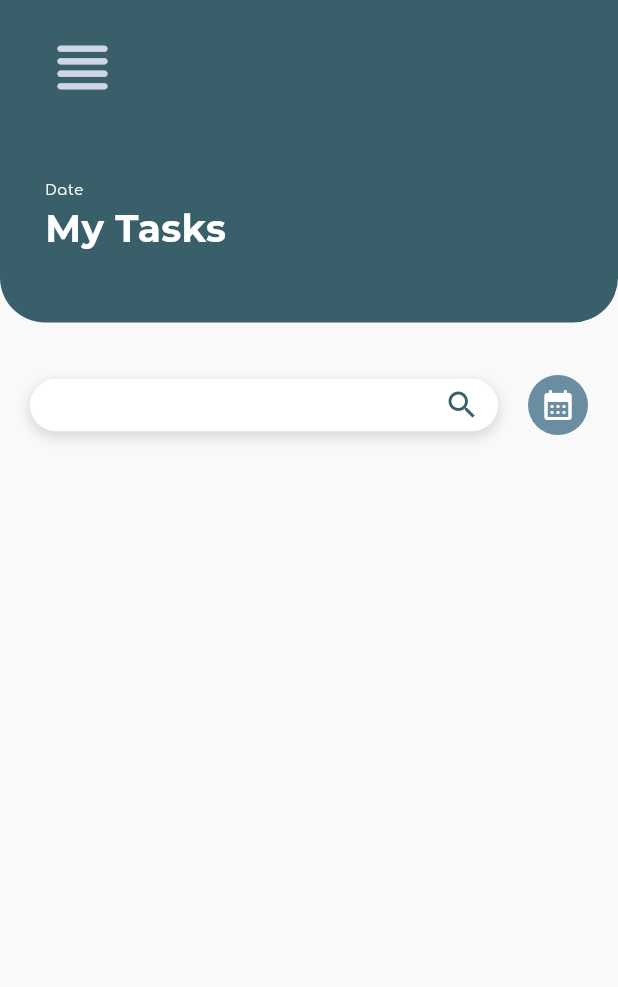
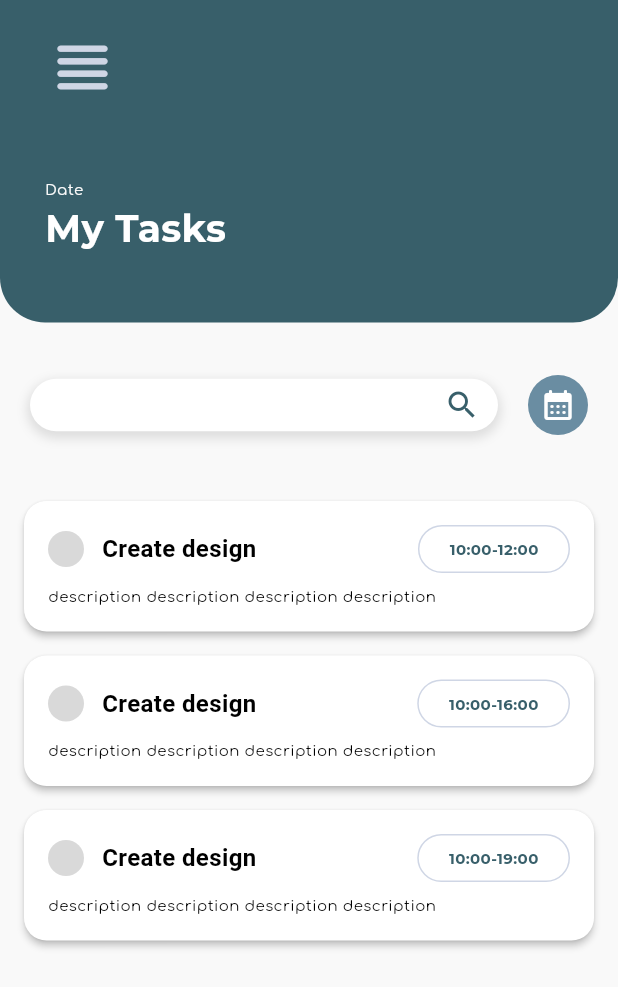
Before and after one commit to jjuulliiaas/tasker, a Flutter app: the screen it shows after launch, on a phone screen of 412 x 824 dp. Shown: the top 987 px of the screen. Run offline on Flutter 3.47's test engine with Material 3 defaults, Android fonts, the phone set to English and light mode, and no system bars; project files that could hold a hidden picture were left out.

Commit message:
- create classes 'TaskContainer' and 'TaskList' with ListView.builder - add object of ListView.builder to the home page

```diff
--- a/lib/screens/home.dart
+++ b/lib/screens/home.dart
@@ -3,6 +3,7 @@ import 'package:tasker/theme/colors.dart';
 import 'package:tasker/theme/styled_text.dart';
 import 'package:tasker/widgets/top_container.dart';
 import 'package:tasker/widgets/search_bar.dart' as custom;
+import '../widgets/task_list.dart';
 
 class HomePage extends StatelessWidget {
 
@@ -38,6 +39,8 @@ class HomePage extends StatelessWidget {
                 padding: const EdgeInsets.only(left: 30.0, top: 20.0)),
             SizedBox(height: 25),
             custom.CustomSearchBar(),
+            SizedBox(height: 10),
+            Expanded(child: TaskList()),
           ],
         ),
       ),
--- a/lib/theme/colors.dart
+++ b/lib/theme/colors.dart
@@ -11,5 +11,6 @@ class ColorsList {
   static const Color kAppBackground = Color(0xFFF9F9F9);
   static const Color kAuthBackground = Color(0xFFCFD6E5);
   static const Color kGrey = Color(0xFFD9D9D9);
+  static const Color kRed = Color(0xFF1BC1417);
 
 }
--- a/lib/theme/styled_text.dart
+++ b/lib/theme/styled_text.dart
@@ -22,6 +22,14 @@ class StyledText extends StatelessWidget {
     color: color,
   );
 
+  StyledText.accentLabel({required this.text, required Color color})
+      : style = TextStyle(
+    fontFamily: 'Montserrat',
+    fontSize: 12,
+    fontWeight: FontWeight.bold,
+    color: color,
+  );
+
   @override
   Widget build(BuildContext context) {
     return Text(text, style: style);
--- a/lib/widgets/search_bar.dart
+++ b/lib/widgets/search_bar.dart
@@ -26,10 +26,11 @@ class CustomSearchBar extends StatelessWidget {
                 ],
               ),
               child: TextField(
+                style: TextStyle(fontSize: 11),
                 controller: _controller,
                 decoration: InputDecoration(
                   border: InputBorder.none,
-                  contentPadding: EdgeInsets.symmetric(vertical: 15.0), // Вирівнює текст
+                  contentPadding: EdgeInsets.symmetric(vertical: 13.0, horizontal: 15.0),
                   suffixIcon: Icon(Icons.search, color: ColorsList.kDarkGreen),
                 ),
                 onChanged: (value) {
--- /dev/null
+++ b/lib/widgets/task_container.dart
@@ -0,0 +1,102 @@
+import 'package:flutter/material.dart';
+import 'package:tasker/theme/colors.dart';
+import 'package:tasker/theme/styled_text.dart';
+
+class TaskContainer extends StatelessWidget {
+  final String title;
+  final String time;
+  final String description;
+  final VoidCallback onDismissed;
+
+  TaskContainer({
+    required this.title,
+    required this.time,
+    required this.description,
+    required this.onDismissed,
+  });
+
+  @override
+  Widget build(BuildContext context) {
+    return Dismissible(
+      key: Key(title),
+      direction: DismissDirection.horizontal,
+      onDismissed: (direction) {
+        onDismissed();
+      },
+      background: Container(
+        color: ColorsList.kRed,
+        alignment: Alignment.centerLeft,
+        padding: EdgeInsets.only(left: 20),
+        child: Icon(Icons.delete_forever, color: Colors.white),
+      ),
+      secondaryBackground: Container(
+        color: ColorsList.kRed,
+        alignment: Alignment.centerRight,
+        padding: EdgeInsets.only(right: 20),
+        child: Icon(Icons.delete_forever, color: Colors.white),
+      ),
+      child: Card(
+        color: Colors.white,
+        shape: RoundedRectangleBorder(
+          borderRadius: BorderRadius.circular(15.0),
+        ),
+        elevation: 2,
+        margin: EdgeInsets.symmetric(vertical: 8.0),
+        child: Padding(
+          padding: const EdgeInsets.all(16.0),
+          child: Column(
+            crossAxisAlignment: CrossAxisAlignment.start,
+            children: [
+              Row(
+                crossAxisAlignment: CrossAxisAlignment.center,
+                children: [
+                  CircleAvatar(
+                    radius: 12,
+                    backgroundColor: ColorsList.kGrey,
+                  ),
+                  SizedBox(width: 12),
+                  Expanded(
+                    child: Text(
+                      title,
+                      style: TextStyle(
+                        fontSize: 16,
+                        fontWeight: FontWeight.bold,
+                        color: Colors.black,
+                      ),
+                    ),
+                  ),
+                  Container(
+                    padding: EdgeInsets.symmetric(vertical: 8.0, horizontal: 20.0),
+                    decoration: BoxDecoration(
+                      color: Colors.white,
+                      borderRadius: BorderRadius.circular(30.0),
+                      border: Border.all(color: ColorsList.kAuthBackground),
+                    ),
+                    child: Text(
+                        time,
+                        style: TextStyle(
+                          fontSize: 10,
+                          fontWeight: FontWeight.bold,
+                          fontFamily: 'Montserrat',
+                          color: ColorsList.kDarkGreen,
+                        ),),
+                  ),
+                ],
+              ),
+              SizedBox(height: 8),
+              Text(
+                description,
+                style: TextStyle(
+                  fontSize: 10,
+                  fontFamily: 'Comfortaa',
+                  color: Colors.black,
+                  height: 1.5,
+                ),
+              ),
+            ],
+          ),
+        ),
+      ),
+    );
+  }
+}
--- /dev/null
+++ b/lib/widgets/task_list.dart
@@ -0,0 +1,60 @@
+import 'package:flutter/material.dart';
+import 'package:tasker/theme/colors.dart';
+import 'task_container.dart';
+
+class TaskList extends StatefulWidget {
+
+  @override
+  _TaskListState createState() => _TaskListState();
+}
+
+class _TaskListState extends State<TaskList> {
+  List<Map<String, String>> tasks = [
+    {
+      'title': 'Create design',
+      'time': '10:00-12:00',
+      'description': 'description description description description'
+    },
+    {
+      'title': 'Create design',
+      'time': '10:00-16:00',
+      'description': 'description description description description'
+    },
+    {
+      'title': 'Create design',
+      'time': '10:00-19:00',
+      'description': 'description description description description'
+    },
+  ];
+
+  void removeTask(int index) {
+    setState(() {
+      tasks.removeAt(index);
+    });
+  }
+
+  @override
+  Widget build(BuildContext context) {
+    return Scaffold(
+      backgroundColor: ColorsList.kAppBackground,
+      body: ListView.builder(
+        padding: EdgeInsets.all(16.0),
+        itemCount: tasks.length,
+        itemBuilder: (context, index) {
+          return TaskContainer(
+            title: tasks[index]['title']!,
+            time: tasks[index]['time']!,
+            description: tasks[index]['description']!,
+            onDismissed: () {
+              removeTask(index);
+              ScaffoldMessenger.of(context).showSnackBar(
+                SnackBar(content: Text('Task removed')),
+              );
+            },
+          );
+        },
+      ),
+
+    );
+  }
+}
```
